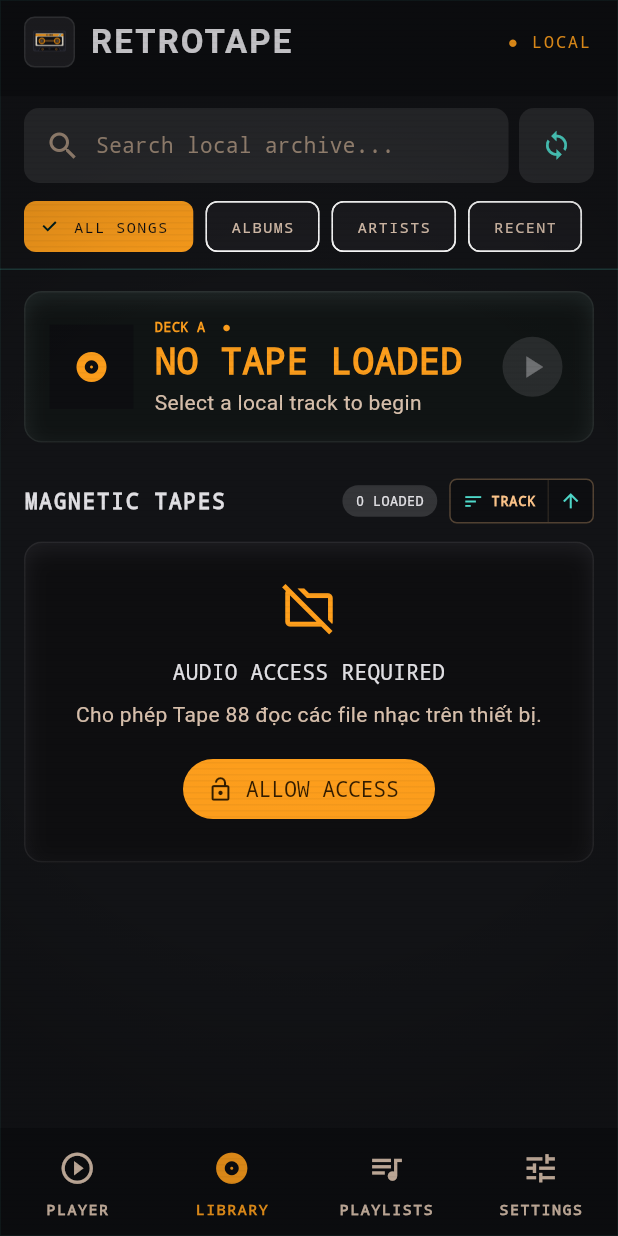
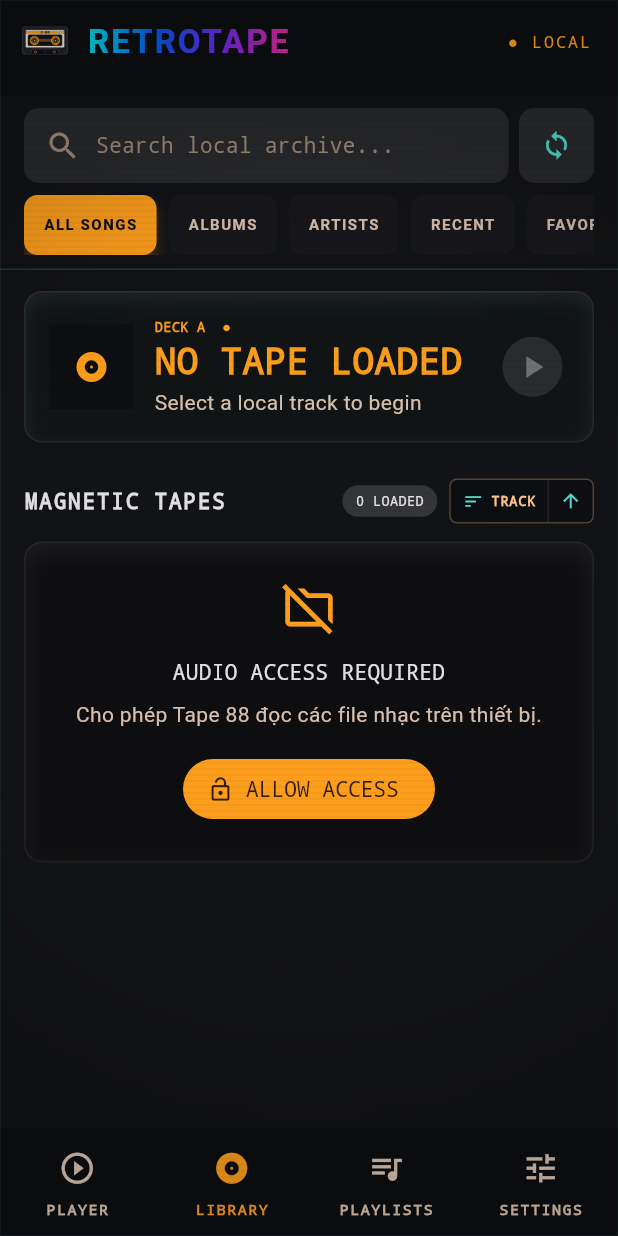
Before and after one commit to Hayashi101/tape-88, a Flutter app: the screen it shows after launch, after a tap on "OPEN LIBRARY", on a phone screen of 412 x 824 dp. Run offline on Flutter 3.47's test engine with Material 3 defaults, Android fonts, the phone set to English and light mode, and no system bars; our stand-ins replace audio_service, just_audio; missing offline and left inert: audio_session; statements that could not run were skipped.

Commit message:
improve library sorting and settings persistence

```diff
--- a/lib/core/widgets/retro_header.dart
+++ b/lib/core/widgets/retro_header.dart
@@ -11,18 +11,13 @@ class RetroHeader extends StatelessWidget implements PreferredSizeWidget {
   @override
   Widget build(BuildContext context) => AppBar(
     automaticallyImplyLeading: false,
-    titleSpacing: 16,
+    titleSpacing: 12,
     title: Row(
       children: [
         Container(
-          width: 34,
-          height: 34,
-          decoration: BoxDecoration(
-            color: AppColors.panel,
-            borderRadius: BorderRadius.circular(7),
-            border: Border.all(color: AppColors.panelHighest),
-          ),
-          padding: const EdgeInsets.all(3),
+          width: 36,
+          height: 36,
+          padding: const EdgeInsets.all(0),
           child: Image.asset(
             'assets/branding/tape_88_logo_foreground.png',
             fit: BoxFit.contain,
@@ -34,7 +29,21 @@ class RetroHeader extends StatelessWidget implements PreferredSizeWidget {
           child: FittedBox(
             fit: BoxFit.scaleDown,
             alignment: Alignment.centerLeft,
-            child: Text(compact ? 'TAPE88' : 'RETROTAPE'),
+            child: ShaderMask(
+              shaderCallback: (bounds) {
+                return const LinearGradient(
+                  colors: [
+                    Color(0xFF00F5FF), // cyan
+                    Color(0xFF0066FF), // electric blue
+                    Color(0xFF7B2CFF), // purple
+                    Color(0xFFFF2DAA), // hot pink
+                  ],
+                  begin: Alignment.centerLeft,
+                  end: Alignment.centerRight,
+                ).createShader(bounds);
+              },
+              child: Text(compact ? 'TAPE88' : 'RETROTAPE'),
+            ),
           ),
         ),
       ],
--- a/lib/features/library/presentation/pages/library_page.dart
+++ b/lib/features/library/presentation/pages/library_page.dart
@@ -40,6 +40,12 @@ class _LibraryPageState extends State<LibraryPage> {
   int _filter = 0;
   _LibrarySort _sort = _LibrarySort.trackNumber;
   bool _sortAscending = true;
+  final Map<int, bool> _tabSortAscending = {
+    1: true,
+    2: true,
+    3: false,
+    4: true,
+  };
   static const filters = [
     'ALL SONGS',
     'ALBUMS',
@@ -153,9 +159,7 @@ class _LibraryPageState extends State<LibraryPage> {
   }
 
   Future<void> _playRecent(Track track) async {
-    final tracks = widget.recentController.resolveTracks(
-      widget.libraryController.tracks,
-    );
+    final tracks = _recentTracks;
     await widget.controller.loadQueue(
       tracks,
       initialIndex: tracks.indexOf(track),
@@ -164,9 +168,7 @@ class _LibraryPageState extends State<LibraryPage> {
   }
 
   Future<void> _playFavorite(Track track) async {
-    final tracks = widget.favoritesController.resolveTracks(
-      widget.libraryController.tracks,
-    );
+    final tracks = _favoriteTracks;
     await widget.controller.loadQueue(
       tracks,
       initialIndex: tracks.indexOf(track),
@@ -280,8 +282,9 @@ class _LibraryPageState extends State<LibraryPage> {
         tracks: entry.value,
       );
     }).toList();
+    final ascending = _tabSortAscending[1] ?? true;
     collections.sort(
-      (a, b) => _sortAscending
+      (a, b) => ascending
           ? a.title.toLowerCase().compareTo(b.title.toLowerCase())
           : b.title.toLowerCase().compareTo(a.title.toLowerCase()),
     );
@@ -302,13 +305,47 @@ class _LibraryPageState extends State<LibraryPage> {
           ),
         )
         .toList();
+    final ascending = _tabSortAscending[2] ?? true;
     collections.sort(
-      (a, b) => _sortAscending
+      (a, b) => ascending
           ? a.title.toLowerCase().compareTo(b.title.toLowerCase())
           : b.title.toLowerCase().compareTo(a.title.toLowerCase()),
     );
     return collections;
   }
+
+  List<Track> get _recentTracks {
+    final tracks = widget.recentController.resolveTracks(
+      widget.libraryController.tracks,
+    );
+    return (_tabSortAscending[3] ?? false)
+        ? tracks.reversed.toList(growable: false)
+        : tracks;
+  }
+
+  List<Track> get _favoriteTracks {
+    final tracks = [
+      ...widget.favoritesController.resolveTracks(
+        widget.libraryController.tracks,
+      ),
+    ];
+    tracks.sort((a, b) {
+      final result = a.title.toLowerCase().compareTo(b.title.toLowerCase());
+      return (_tabSortAscending[4] ?? true) ? result : -result;
+    });
+    return tracks;
+  }
+
+  bool get _activeSortAscending =>
+      _filter == 0 ? _sortAscending : _tabSortAscending[_filter] ?? true;
+
+  void _reverseActiveSort() => setState(() {
+    if (_filter == 0) {
+      _sortAscending = !_sortAscending;
+    } else {
+      _tabSortAscending[_filter] = !(_tabSortAscending[_filter] ?? true);
+    }
+  });
 
   void _openCollection(_TrackCollection collection, {required bool artist}) {
     Navigator.of(context).push(
@@ -357,7 +394,7 @@ class _LibraryPageState extends State<LibraryPage> {
             ),
           ),
           SliverPadding(
-            padding: const EdgeInsets.fromLTRB(16, 14, 16, 28),
+            padding: const EdgeInsets.fromLTRB(16, 14, 16, 16),
             sliver: SliverList.list(
               children: [
                 RetroPanel(
@@ -463,33 +500,25 @@ class _LibraryPageState extends State<LibraryPage> {
                       ),
                       child: Text(
                         '${switch (_filter) {
-                          3 => widget.recentController.resolveTracks(widget.libraryController.tracks).length,
-                          4 => widget.favoritesController.resolveTracks(widget.libraryController.tracks).length,
+                          3 => _recentTracks.length,
+                          4 => _favoriteTracks.length,
                           _ => widget.libraryController.tracks.length,
                         }} LOADED',
                         style: const TextStyle(fontSize: 9),
                       ),
                     ),
                     const SizedBox(width: 8),
-                    if (_filter == 0)
                     _CompactSortControl(
-                        label: _sort.shortLabel,
-                        ascending: _sortAscending,
-                        onSort: _chooseSort,
-                        onReverse: () =>
-                            setState(() => _sortAscending = !_sortAscending),
-                      )
-                    else
-                      Text(
-                        switch (_filter) {
-                          1 || 2 => _sortAscending ? 'SORT: A–Z' : 'SORT: Z–A',
-                          3 => 'SORT: LAST PLAYED',
-                          _ => 'SORT: FAVORITES',
+                      label: switch (_filter) {
+                        1 => 'ALBUM',
+                        2 => 'ARTIST',
+                        3 => 'PLAYED',
+                        4 => 'TITLE',
+                        _ => _sort.shortLabel,
                       },
-                        style: const TextStyle(
-                          color: AppColors.amberSoft,
-                          fontSize: 9,
-                        ),
+                      ascending: _activeSortAscending,
+                      onSort: _filter == 0 ? _chooseSort : null,
+                      onReverse: _reverseActiveSort,
                     ),
                   ],
                 ),
@@ -498,34 +527,16 @@ class _LibraryPageState extends State<LibraryPage> {
                   _LibraryStatePanel(controller: widget.libraryController),
                 if (widget.libraryController.status == LibraryStatus.ready &&
                     (_filter == 3 || _filter == 4) &&
-                    (_filter == 3
-                            ? widget.recentController.resolveTracks(
-                                widget.libraryController.tracks,
-                              )
-                            : widget.favoritesController.resolveTracks(
-                                widget.libraryController.tracks,
-                              ))
+                    (_filter == 3 ? _recentTracks : _favoriteTracks)
                         .isNotEmpty) ...[
                   _TrackSetControls(
                     showClear: _filter == 3,
                     onPlay: () => _playTrackSet(
-                      _filter == 3
-                          ? widget.recentController.resolveTracks(
-                              widget.libraryController.tracks,
-                            )
-                          : widget.favoritesController.resolveTracks(
-                              widget.libraryController.tracks,
-                            ),
+                      _filter == 3 ? _recentTracks : _favoriteTracks,
                       shuffle: false,
                     ),
                     onShuffle: () => _playTrackSet(
-                      _filter == 3
-                          ? widget.recentController.resolveTracks(
-                              widget.libraryController.tracks,
-                            )
-                          : widget.favoritesController.resolveTracks(
-                              widget.libraryController.tracks,
-                            ),
+                      _filter == 3 ? _recentTracks : _favoriteTracks,
                       shuffle: true,
                     ),
                     onClear: _confirmClearRecent,
@@ -564,9 +575,7 @@ class _LibraryPageState extends State<LibraryPage> {
                   ),
                 if (widget.libraryController.status == LibraryStatus.ready &&
                     _filter == 3 &&
-                    widget.recentController
-                        .resolveTracks(widget.libraryController.tracks)
-                        .isEmpty)
+                    _recentTracks.isEmpty)
                   const RetroPanel(
                     padding: EdgeInsets.all(28),
                     child: Column(
@@ -587,15 +596,12 @@ class _LibraryPageState extends State<LibraryPage> {
                   ),
                 if (widget.libraryController.status == LibraryStatus.ready &&
                     _filter == 3)
-                  ...widget.recentController
-                      .resolveTracks(widget.libraryController.tracks)
-                      .map(
+                  ..._recentTracks.map(
                     (track) => Padding(
                       padding: const EdgeInsets.only(bottom: 7),
                       child: _TrackRow(
                         track: track,
-                            active:
-                                widget.controller.state.currentTrack == track,
+                        active: widget.controller.state.currentTrack == track,
                         onTap: () => _playRecent(track),
                         onMenu: () => _showTrackActions(track),
                         onAlbum: () => _openTrackAlbum(track),
@@ -613,9 +619,7 @@ class _LibraryPageState extends State<LibraryPage> {
                   ),
                 if (widget.libraryController.status == LibraryStatus.ready &&
                     _filter == 4 &&
-                    widget.favoritesController
-                        .resolveTracks(widget.libraryController.tracks)
-                        .isEmpty)
+                    _favoriteTracks.isEmpty)
                   const RetroPanel(
                     padding: EdgeInsets.all(28),
                     child: Column(
@@ -641,15 +645,12 @@ class _LibraryPageState extends State<LibraryPage> {
                   ),
                 if (widget.libraryController.status == LibraryStatus.ready &&
                     _filter == 4)
-                  ...widget.favoritesController
-                      .resolveTracks(widget.libraryController.tracks)
-                      .map(
+                  ..._favoriteTracks.map(
                     (track) => Padding(
                       padding: const EdgeInsets.only(bottom: 7),
                       child: _TrackRow(
                         track: track,
-                            active:
-                                widget.controller.state.currentTrack == track,
+                        active: widget.controller.state.currentTrack == track,
                         onTap: () => _playFavorite(track),
                         onMenu: () => _showTrackActions(track),
                         onAlbum: () => _openTrackAlbum(track),
@@ -771,24 +772,15 @@ class _LibraryControlsDelegate extends SliverPersistentHeaderDelegate {
           ),
           const SizedBox(height: 8),
           SizedBox(
-            height: 42,
+            height: 40,
             child: ListView.separated(
               scrollDirection: Axis.horizontal,
               itemCount: filters.length,
               separatorBuilder: (_, _) => const SizedBox(width: 8),
-              itemBuilder: (_, index) => ChoiceChip(
+              itemBuilder: (_, index) => _LibraryFilterChip(
                 label: Text(filters[index]),
                 selected: selectedFilter == index,
-                onSelected: (_) => onFilterChanged(index),
-                selectedColor: AppColors.amber,
-                backgroundColor: AppColors.panelLow,
-                labelStyle: TextStyle(
-                  color: selectedFilter == index
-                      ? AppColors.black
-                      : AppColors.textWarm,
-                  fontSize: 10,
-                  letterSpacing: 1,
-                ),
+                onTap: () => onFilterChanged(index),
               ),
             ),
           ),
@@ -801,6 +793,44 @@ class _LibraryControlsDelegate extends SliverPersistentHeaderDelegate {
   bool shouldRebuild(_LibraryControlsDelegate oldDelegate) =>
       selectedFilter != oldDelegate.selectedFilter ||
       filters != oldDelegate.filters;
+}
+
+class _LibraryFilterChip extends StatelessWidget {
+  const _LibraryFilterChip({
+    required this.label,
+    required this.selected,
+    required this.onTap,
+  });
+
+  final Widget label;
+  final bool selected;
+  final VoidCallback onTap;
+
+  @override
+  Widget build(BuildContext context) => Material(
+    color: selected ? AppColors.amber : AppColors.panelLow.withAlpha(160),
+    borderRadius: BorderRadius.circular(9),
+    shadowColor: selected ? AppColors.amber : Colors.transparent,
+    elevation: selected ? 4 : 0,
+    child: InkWell(
+      onTap: onTap,
+      borderRadius: BorderRadius.circular(9),
+      child: Center(
+        child: Padding(
+          padding: const EdgeInsets.symmetric(horizontal: 13, vertical: 10),
+          child: DefaultTextStyle(
+            style: TextStyle(
+              color: selected ? AppColors.black : AppColors.textWarm,
+              fontSize: 10,
+              fontWeight: selected ? FontWeight.w800 : FontWeight.w600,
+              letterSpacing: 1,
+            ),
+            child: label,
+          ),
+        ),
+      ),
+    ),
+  );
 }
 
 class _HeaderControl extends StatelessWidget {
@@ -884,13 +914,13 @@ class _CompactSortControl extends StatelessWidget {
   const _CompactSortControl({
     required this.label,
     required this.ascending,
-    required this.onSort,
+    this.onSort,
     required this.onReverse,
   });
 
   final String label;
   final bool ascending;
-  final VoidCallback onSort;
+  final VoidCallback? onSort;
   final VoidCallback onReverse;
 
   @override
@@ -905,7 +935,9 @@ class _CompactSortControl extends StatelessWidget {
       mainAxisSize: MainAxisSize.min,
       children: [
         Tooltip(
-          message: 'Choose sort mode',
+          message: onSort == null
+              ? 'Fixed sort mode for this tab'
+              : 'Choose sort mode',
           child: InkWell(
             onTap: onSort,
             borderRadius: const BorderRadius.horizontal(
--- a/lib/features/settings/data/file_settings_repository.dart
+++ b/lib/features/settings/data/file_settings_repository.dart
@@ -5,6 +5,8 @@ import 'package:path_provider/path_provider.dart';
 import 'package:tape_88/features/settings/domain/repositories/settings_repository.dart';
 
 final class FileSettingsRepository implements SettingsRepository {
+  Future<void> _writeQueue = Future.value();
+
   Future<File> get _file async {
     final directory = await getApplicationDocumentsDirectory();
     return File('${directory.path}/settings.json');
@@ -13,13 +15,28 @@ final class FileSettingsRepository implements SettingsRepository {
   Future<Map<String, dynamic>> _loadJson() async {
     final file = await _file;
     if (!await file.exists()) return {};
-    return jsonDecode(await file.readAsString()) as Map<String, dynamic>;
+    try {
+      return jsonDecode(await file.readAsString()) as Map<String, dynamic>;
+    } on FormatException {
+      // A partial/corrupted settings file should never prevent app startup.
+      await file.delete();
+      return {};
+    }
   }
 
-  Future<void> _saveValue(String key, Object value) async {
+  Future<void> _saveValue(String key, Object value) {
+    final operation = _writeQueue.then((_) => _saveValueNow(key, value));
+    _writeQueue = operation.catchError((_) {});
+    return operation;
+  }
+
+  Future<void> _saveValueNow(String key, Object value) async {
     final json = await _loadJson()
       ..[key] = value;
-    await (await _file).writeAsString(jsonEncode(json));
+    final file = await _file;
+    final temporaryFile = File('${file.path}.tmp');
+    await temporaryFile.writeAsString(jsonEncode(json), flush: true);
+    await temporaryFile.rename(file.path);
   }
 
   @override
--- a/lib/features/settings/presentation/pages/settings_page.dart
+++ b/lib/features/settings/presentation/pages/settings_page.dart
@@ -1,5 +1,6 @@
 import 'dart:io';
 
+import 'package:flutter/foundation.dart';
 import 'package:flutter/material.dart';
 import 'package:tape_88/core/theme/app_colors.dart';
 import 'package:tape_88/core/widgets/retro_header.dart';
@@ -22,8 +23,11 @@ class SettingsPage extends StatelessWidget {
   final LibraryController libraryController;
   final SettingsController settingsController;
 
-  Future<void> _setVolume(double value) async {
+  Future<void> _previewVolume(double value) async {
     await controller.setVolume(value);
+  }
+
+  Future<void> _saveVolume(double value) async {
     await settingsController.setVolume(value);
   }
 
@@ -198,7 +202,11 @@ class SettingsPage extends StatelessWidget {
                     ),
                   ],
                 ),
-                Slider(value: controller.state.volume, onChanged: _setVolume),
+                Slider(
+                  value: controller.state.volume,
+                  onChanged: _previewVolume,
+                  onChangeEnd: _saveVolume,
+                ),
                 const Text(
                   'Saved locally and restored the next time the deck starts.',
                   style: _subtitleStyle,
@@ -304,7 +312,7 @@ class SettingsPage extends StatelessWidget {
               ],
             ),
           ),
-          if (settingsController.errorMessage != null) ...[
+          if (kDebugMode && settingsController.errorMessage != null) ...[
             const SizedBox(height: 14),
             Text(
               'SETTINGS SAVE ERROR: ${settingsController.errorMessage}',
```
Lines whose indentation alone changed are shown as unchanged.
